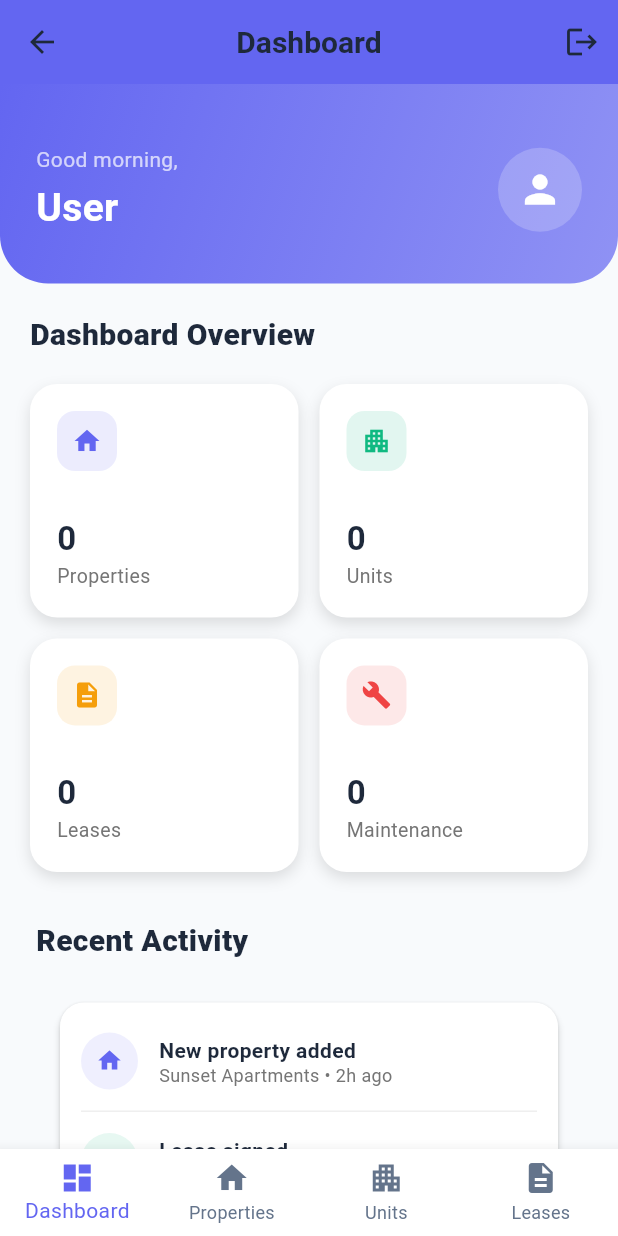
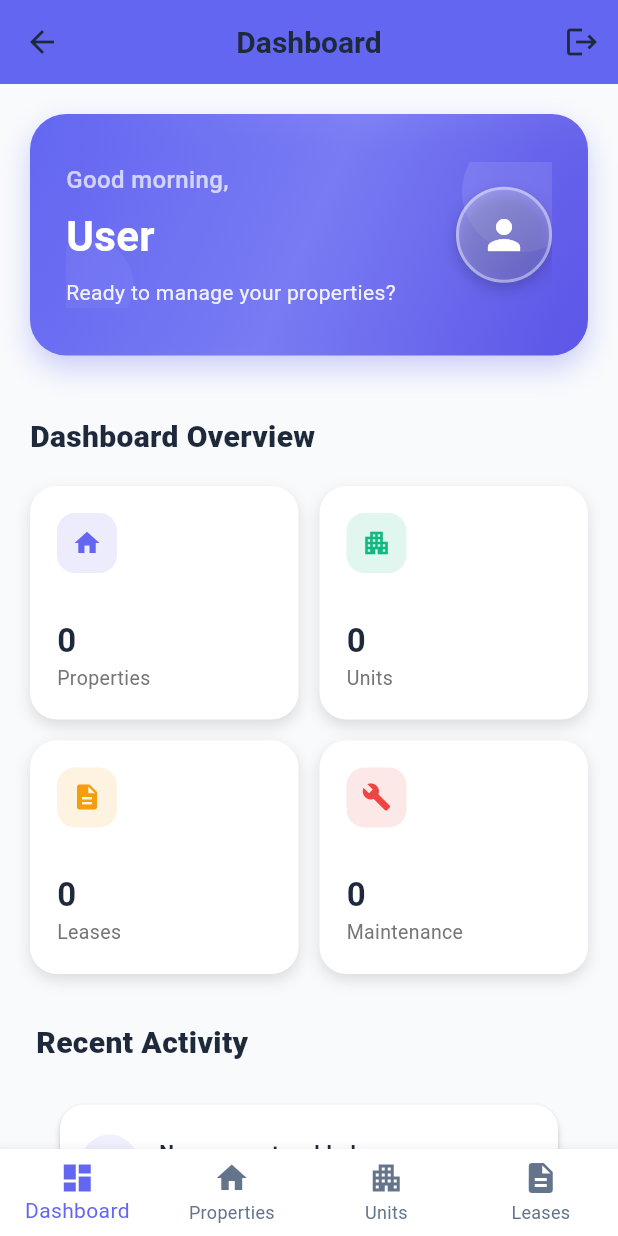
Before and after one commit to T4z4r/apex-mobile-app, a Flutter app: the NavigationScreen screen opened directly, on a phone screen of 412 x 824 dp. Run offline on Flutter 3.47's test engine with Material 3 defaults, Android fonts, the phone set to English and light mode, and no system bars; our stand-ins replace fluttertoast, shared_preferences; accounts and stored records are empty.

Commit message:
fix: home screen

```diff
--- a/lib/screens/home_screen.dart
+++ b/lib/screens/home_screen.dart
@@ -69,6 +69,8 @@ class _HomeScreenState extends State<HomeScreen> with TickerProviderStateMixin {
       opacity: _fadeAnimation,
       child: CustomScrollView(
         slivers: [
+          const SliverToBoxAdapter(child: SizedBox(height: 20)),
+
           // HERO HEADER
           SliverToBoxAdapter(child: _buildHeroHeader(auth)),
           SliverToBoxAdapter(child: const SizedBox(height: 20)),
@@ -106,22 +108,55 @@ class _HomeScreenState extends State<HomeScreen> with TickerProviderStateMixin {
   Widget _buildHeroHeader(AuthProvider auth) {
     return Container(
       width: double.infinity,
-      padding: const EdgeInsets.fromLTRB(24, 40, 24, 32),
+      margin: const EdgeInsets.fromLTRB(20, 0, 20, 20),
+      padding: const EdgeInsets.fromLTRB(24, 32, 24, 32),
       decoration: BoxDecoration(
         gradient: LinearGradient(
           colors: [
             AppTheme.primaryColor,
-            AppTheme.primaryColor.withOpacity(0.7)
+            AppTheme.primaryColor.withOpacity(0.8),
+            AppTheme.primaryDarkColor.withOpacity(0.9),
           ],
           begin: Alignment.topLeft,
           end: Alignment.bottomRight,
         ),
-        borderRadius: const BorderRadius.only(
-          bottomLeft: Radius.circular(32),
-          bottomRight: Radius.circular(32),
+        borderRadius: BorderRadius.circular(24),
+        boxShadow: [
+          BoxShadow(
+            color: AppTheme.primaryColor.withOpacity(0.3),
+            blurRadius: 16,
+            offset: const Offset(0, 8),
+          ),
+        ],
+      ),
+      child: Stack(
+        children: [
+          // Background decorative elements
+          Positioned(
+            right: -20,
+            top: -20,
+            child: Container(
+              width: 80,
+              height: 80,
+              decoration: BoxDecoration(
+                shape: BoxShape.circle,
+                color: Colors.white.withOpacity(0.1),
               ),
             ),
-      child: Row(
+          ),
+          Positioned(
+            left: -15,
+            bottom: -15,
+            child: Container(
+              width: 60,
+              height: 60,
+              decoration: BoxDecoration(
+                shape: BoxShape.circle,
+                color: Colors.white.withOpacity(0.05),
+              ),
+            ),
+          ),
+          Row(
             children: [
               Expanded(
                 child: Column(
@@ -131,27 +166,64 @@ class _HomeScreenState extends State<HomeScreen> with TickerProviderStateMixin {
                       "Good ${_timeOfDay()},",
                       style: const TextStyle(
                         color: Colors.white70,
-                    fontSize: 14,
+                        fontSize: 16,
+                        fontWeight: FontWeight.w500,
                       ),
                     ),
-                const SizedBox(height: 4),
+                    const SizedBox(height: 6),
                     Text(
                       auth.userName ?? "User",
                       style: const TextStyle(
                         color: Colors.white,
-                    fontSize: 26,
+                        fontSize: 28,
                         fontWeight: FontWeight.bold,
+                      ),
+                    ),
+                    const SizedBox(height: 8),
+                    Text(
+                      "Ready to manage your properties?",
+                      style: TextStyle(
+                        color: Colors.white.withOpacity(0.9),
+                        fontSize: 14,
+                        fontWeight: FontWeight.w400,
                       ),
                     ),
                   ],
                 ),
               ),
-
-          // Avatar
-          CircleAvatar(
-            radius: 28,
-            backgroundColor: Colors.white.withOpacity(0.2),
-            child: const Icon(Icons.person, color: Colors.white, size: 30),
+              // Enhanced Avatar
+              Container(
+                width: 64,
+                height: 64,
+                decoration: BoxDecoration(
+                  shape: BoxShape.circle,
+                  gradient: LinearGradient(
+                    colors: [
+                      Colors.white.withOpacity(0.3),
+                      Colors.white.withOpacity(0.1),
+                    ],
+                    begin: Alignment.topLeft,
+                    end: Alignment.bottomRight,
+                  ),
+                  border: Border.all(
+                    color: Colors.white.withOpacity(0.4),
+                    width: 2,
+                  ),
+                  boxShadow: [
+                    BoxShadow(
+                      color: Colors.black.withOpacity(0.2),
+                      blurRadius: 8,
+                      offset: const Offset(0, 4),
+                    ),
+                  ],
+                ),
+                child: const Icon(
+                  Icons.person,
+                  color: Colors.white,
+                  size: 32,
+                ),
+              ),
+            ],
           ),
         ],
       ),
```
Lines whose indentation alone changed are shown as unchanged.
